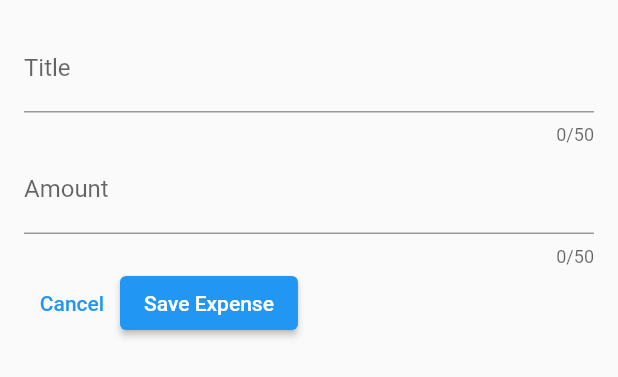
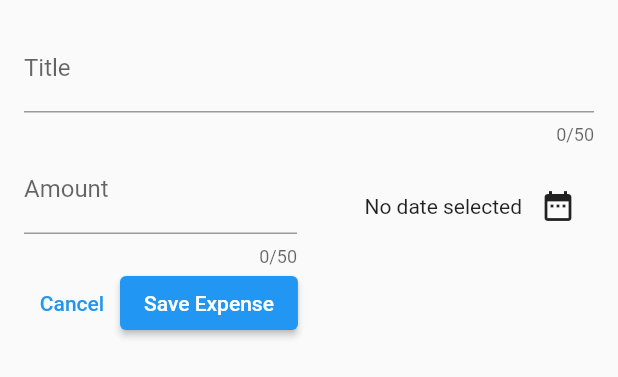
Before and after one commit to mikolertesx/expense_tracker_app, a Flutter app: the NewExpense widget shown alone on an empty page, opened directly, on a phone screen of 412 x 824 dp. Shown: the top 377 px of the screen. Run offline on Flutter 3.47's test engine with Material 2 defaults, Android fonts, the phone set to English and light mode, and no system bars.

Commit message:
Added DatePIcker dropdown

```diff
--- a/lib/widgets/expenses_list/new_expense.dart
+++ b/lib/widgets/expenses_list/new_expense.dart
@@ -1,4 +1,5 @@
 import 'package:flutter/material.dart';
+import 'package:expense_tracker_app/models/expense.dart';
 
 class NewExpense extends StatefulWidget {
   const NewExpense({super.key});
@@ -12,6 +13,27 @@ class NewExpense extends StatefulWidget {
 class _NewExpenseState extends State<NewExpense> {
   final _titleController = TextEditingController();
   final _amountController = TextEditingController();
+  DateTime? _selectedDate;
+
+  void _presentDatePicker() async {
+    final now = DateTime.now();
+    final firstDate = DateTime(now.year - 1, now.month, now.day);
+
+    final pickedDate = await showDatePicker(
+      context: context,
+      initialDate: now,
+      firstDate: firstDate,
+      lastDate: now,
+    );
+
+    if (pickedDate == null) {
+      return;
+    }
+
+    setState(() {
+      _selectedDate = pickedDate;
+    });
+  }
 
   @override
   void dispose() {
@@ -42,7 +64,10 @@ class _NewExpenseState extends State<NewExpense> {
               label: Text('Title'),
             ),
           ),
-          TextField(
+          Row(
+            children: [
+              Expanded(
+                child: TextField(
                   controller: _amountController,
                   maxLength: 50,
                   keyboardType: TextInputType.number,
@@ -50,6 +75,29 @@ class _NewExpenseState extends State<NewExpense> {
                     prefixText: '\$ ',
                     label: Text('Amount'),
                   ),
+                ),
+              ),
+              const SizedBox(width: 16),
+              Expanded(
+                child: Row(
+                  mainAxisAlignment: MainAxisAlignment.end,
+                  crossAxisAlignment: CrossAxisAlignment.center,
+                  children: [
+                    Text(
+                      _selectedDate == null
+                          ? 'No date selected'
+                          : formatter.format(
+                              _selectedDate!,
+                            ),
+                    ),
+                    IconButton(
+                      onPressed: _presentDatePicker,
+                      icon: const Icon(Icons.date_range),
+                    )
+                  ],
+                ),
+              )
+            ],
           ),
           Row(
             children: [
```
Lines whose indentation alone changed are shown as unchanged.
